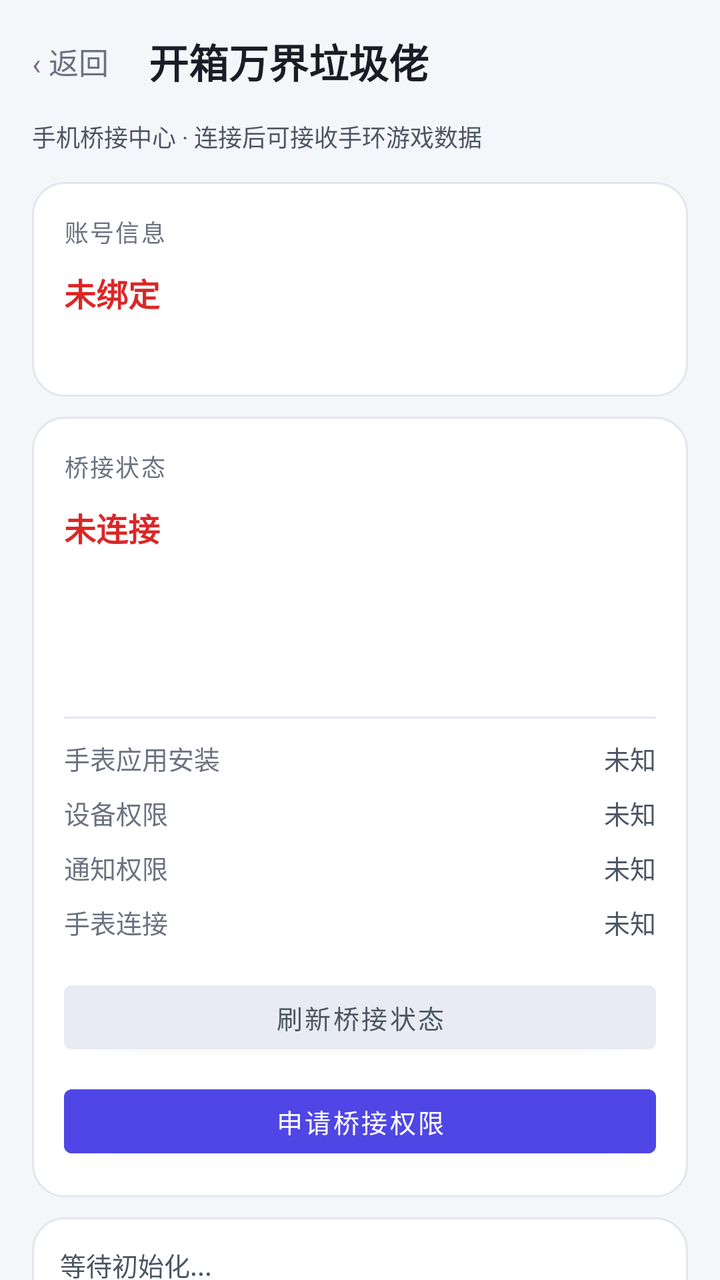
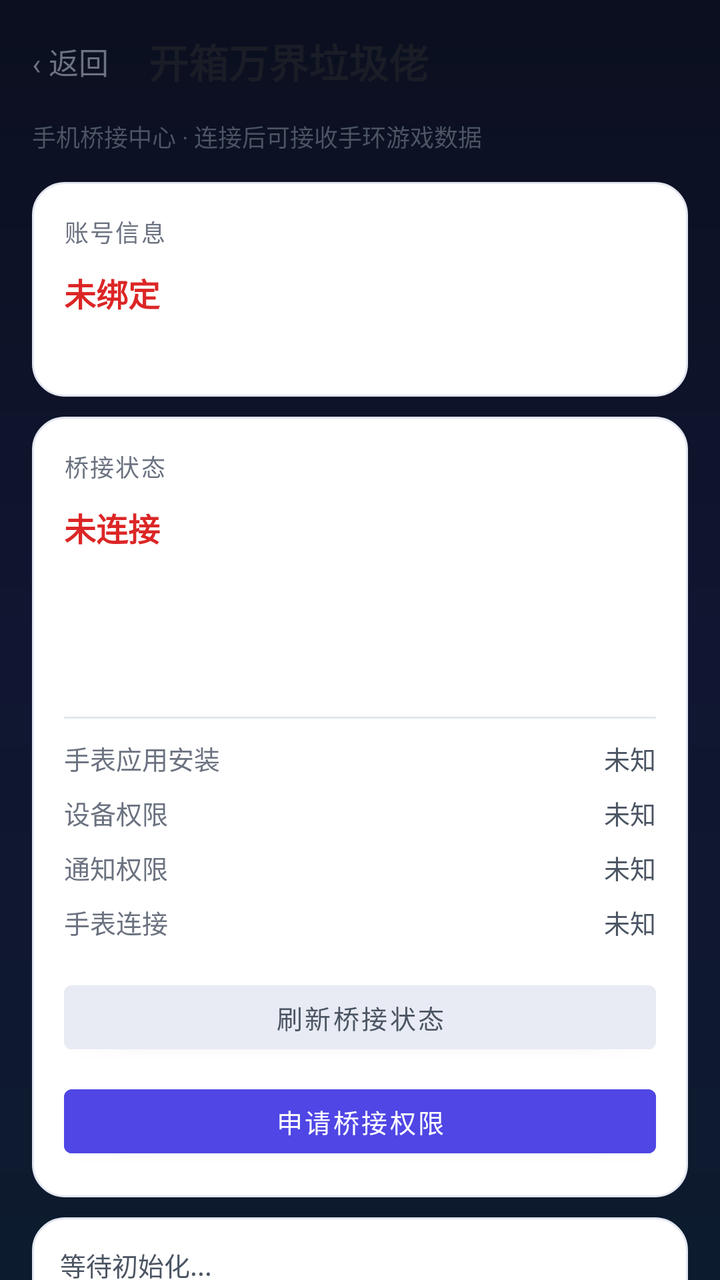

Two renders of the same Android screen: before a commit and after it. Below are the layout's source before the change and the commit's diff.
<!-- AndroidManifest.xml: application theme Theme.Yishijie -->
<!-- res/layout/activity_bridge.xml -->
<?xml version="1.0" encoding="utf-8"?>
<androidx.core.widget.NestedScrollView xmlns:android="http://schemas.android.com/apk/res/android"
    xmlns:tools="http://schemas.android.com/tools"
    android:layout_width="match_parent"
    android:layout_height="match_parent"
    android:background="@color/background"
    android:fillViewport="true"
    tools:context=".ui.BridgeActivity">

    <LinearLayout
        android:layout_width="match_parent"
        android:layout_height="wrap_content"
        android:orientation="vertical"
        android:padding="16dp">

        
        <LinearLayout
            android:layout_width="match_parent"
            android:layout_height="wrap_content"
            android:gravity="center_vertical"
            android:orientation="horizontal"
            android:paddingBottom="14dp">

            <TextView
                android:layout_width="wrap_content"
                android:layout_height="wrap_content"
                android:text="‹ 返回"
                android:textColor="#6B7280"
                android:textSize="15sp"
                android:paddingEnd="20dp"
                android:clickable="true"
                android:focusable="true"
                android:onClick="onBackClicked" />

            <TextView
                android:layout_width="0dp"
                android:layout_height="wrap_content"
                android:layout_weight="1"
                android:text="开箱万界垃圾佬"
                android:textColor="#1A1D26"
                android:textSize="20sp"
                android:textStyle="bold" />
        </LinearLayout>

        <TextView
            android:layout_width="wrap_content"
            android:layout_height="wrap_content"
            android:layout_marginBottom="14dp"
            android:text="手机桥接中心 · 连接后可接收手环游戏数据"
            android:textColor="#4B5563"
            android:textSize="12sp" />

        
        <LinearLayout
            android:layout_width="match_parent"
            android:layout_height="wrap_content"
            android:layout_marginBottom="10dp"
            android:orientation="vertical"
            android:background="@drawable/bg_card_player"
            android:padding="16dp">

            <TextView
                android:layout_width="wrap_content"
                android:layout_height="wrap_content"
                android:text="账号信息"
                android:textColor="#6B7280"
                android:textSize="12sp"
                android:letterSpacing="0.06" />

            <TextView
                android:id="@+id/tvProfileStatus"
                android:layout_width="wrap_content"
                android:layout_height="wrap_content"
                android:layout_marginTop="10dp"
                android:text="未绑定"
                android:textColor="#DC2626"
                android:textSize="16sp"
                android:textStyle="bold" />

            <TextView
                android:id="@+id/tvDeviceFingerprint"
                android:layout_width="match_parent"
                android:layout_height="wrap_content"
                android:layout_marginTop="8dp"
                android:textColor="#4B5563"
                android:textSize="12sp"
                android:fontFamily="monospace" />
        </LinearLayout>

        
        <LinearLayout
            android:layout_width="match_parent"
            android:layout_height="wrap_content"
            android:layout_marginBottom="10dp"
            android:orientation="vertical"
            android:background="@drawable/bg_card_player"
            android:padding="16dp">

            <TextView
                android:layout_width="wrap_content"
                android:layout_height="wrap_content"
                android:text="桥接状态"
                android:textColor="#6B7280"
                android:textSize="12sp"
                android:letterSpacing="0.06" />

            <TextView
                android:id="@+id/tvBridgeConnectedStatus"
                android:layout_width="wrap_content"
                android:layout_height="wrap_content"
                android:layout_marginTop="10dp"
                android:text="未连接"
                android:textColor="#DC2626"
                android:textSize="16sp"
                android:textStyle="bold" />

            <TextView
                android:id="@+id/tvBridgePhase"
                android:layout_width="match_parent"
                android:layout_height="wrap_content"
                android:layout_marginTop="8dp"
                android:textColor="#4B5563"
                android:textSize="12sp" />

            <TextView
                android:id="@+id/tvBridgeNode"
                android:layout_width="match_parent"
                android:layout_height="wrap_content"
                android:layout_marginTop="6dp"
                android:textColor="#6B7280"
                android:textSize="12sp" />

            <TextView
                android:id="@+id/tvBridgeDetail"
                android:layout_width="match_parent"
                android:layout_height="wrap_content"
                android:layout_marginTop="6dp"
                android:textColor="#4B5563"
                android:textSize="12sp" />

            
            <LinearLayout
                android:layout_width="match_parent"
                android:layout_height="wrap_content"
                android:layout_marginTop="14dp"
                android:orientation="vertical">

                <View android:layout_width="match_parent" android:layout_height="1dp" android:background="#E2E6EF" />

                <LinearLayout
                    android:layout_width="match_parent"
                    android:layout_height="wrap_content"
                    android:layout_marginTop="10dp"
                    android:gravity="center_vertical"
                    android:orientation="horizontal">

                    <TextView
                        android:layout_width="0dp"
                        android:layout_height="wrap_content"
                        android:layout_weight="1"
                        android:text="手表应用安装"
                        android:textColor="#6B7280"
                        android:textSize="13sp" />

                    <TextView
                        android:id="@+id/tvAppInstalled"
                        android:layout_width="wrap_content"
                        android:layout_height="wrap_content"
                        android:text="未知"
                        android:textColor="#4B5563"
                        android:textSize="13sp" />
                </LinearLayout>

                <LinearLayout
                    android:layout_width="match_parent"
                    android:layout_height="wrap_content"
                    android:layout_marginTop="8dp"
                    android:gravity="center_vertical"
                    android:orientation="horizontal">

                    <TextView
                        android:layout_width="0dp"
                        android:layout_height="wrap_content"
                        android:layout_weight="1"
                        android:text="设备权限"
                        android:textColor="#6B7280"
                        android:textSize="13sp" />

                    <TextView
                        android:id="@+id/tvDevicePermission"
                        android:layout_width="wrap_content"
                        android:layout_height="wrap_content"
                        android:text="未知"
                        android:textColor="#4B5563"
                        android:textSize="13sp" />
                </LinearLayout>

                <LinearLayout
                    android:layout_width="match_parent"
                    android:layout_height="wrap_content"
                    android:layout_marginTop="8dp"
                    android:gravity="center_vertical"
                    android:orientation="horizontal">

                    <TextView
                        android:layout_width="0dp"
                        android:layout_height="wrap_content"
                        android:layout_weight="1"
                        android:text="通知权限"
                        android:textColor="#6B7280"
                        android:textSize="13sp" />

                    <TextView
                        android:id="@+id/tvNotifyPermission"
                        android:layout_width="wrap_content"
                        android:layout_height="wrap_content"
                        android:text="未知"
                        android:textColor="#4B5563"
                        android:textSize="13sp" />
                </LinearLayout>

                <LinearLayout
                    android:layout_width="match_parent"
                    android:layout_height="wrap_content"
                    android:layout_marginTop="8dp"
                    android:gravity="center_vertical"
                    android:orientation="horizontal">

                    <TextView
                        android:layout_width="0dp"
                        android:layout_height="wrap_content"
                        android:layout_weight="1"
                        android:text="手表连接"
                        android:textColor="#6B7280"
                        android:textSize="13sp" />

                    <TextView
                        android:id="@+id/tvWatchConnected"
                        android:layout_width="wrap_content"
                        android:layout_height="wrap_content"
                        android:text="未知"
                        android:textColor="#4B5563"
                        android:textSize="13sp" />
                </LinearLayout>
            </LinearLayout>

            
            <Button
                android:id="@+id/btnRefreshBridge"
                android:layout_width="match_parent"
                android:layout_height="44dp"
                android:layout_marginTop="16dp"
                android:text="刷新桥接状态"
                android:textSize="13sp"
                android:backgroundTint="#E8EBF3"
                android:textColor="#4B5563" />

            <Button
                android:id="@+id/btnRequestPermission"
                android:layout_width="match_parent"
                android:layout_height="44dp"
                android:layout_marginTop="8dp"
                android:text="申请桥接权限"
                android:textSize="13sp"
                android:backgroundTint="#4F46E5"
                android:textColor="#FFFFFF" />
        </LinearLayout>

        
        <TextView
            android:id="@+id/tvStatus"
            android:layout_width="match_parent"
            android:layout_height="wrap_content"
            android:padding="14dp"
            android:background="@drawable/bg_card_player"
            android:textColor="#4B5563"
            android:textSize="13sp"
            android:text="等待初始化..." />
    </LinearLayout>
</androidx.core.widget.NestedScrollView>
<!-- resources referenced by this layout -->
<resources>
  <color name="background">#F5F6FA</color>
  <!-- drawable bg_card_player (drawable) -->
  <?xml version="1.0" encoding="utf-8"?>
  <shape xmlns:android="http://schemas.android.com/apk/res/android" android:shape="rectangle">
      <solid android:color="#FFFFFF" />
      <corners android:radius="16dp" />
      <stroke android:width="1dp" android:color="#E2E6EF" />
  </shape>
  <style name="Theme.Yishijie" parent="Theme.MaterialComponents.Light.NoActionBar">
          <item name="colorPrimary">@color/primary</item>
          <item name="colorPrimaryDark">@color/primary_dark</item>
          <item name="colorAccent">@color/accent</item>
          <item name="android:windowBackground">@color/background</item>
          <item name="android:statusBarColor">@color/background</item>
          <item name="android:navigationBarColor">@color/background</item>
          <item name="android:windowLightStatusBar">true</item>
          <item name="android:windowLightNavigationBar">true</item>
      </style>
  <color name="primary">#2563EB</color>
  <color name="primary_dark">#1D4ED8</color>
  <color name="accent">#4F46E5</color>
</resources>

<!-- the commit's change to res/layout/activity_bridge.xml (unified diff, before → after) -->
@@ -3,7 +3,7 @@
     xmlns:tools="http://schemas.android.com/tools"
     android:layout_width="match_parent"
     android:layout_height="match_parent"
-    android:background="@color/background"
+    android:background="@drawable/bg_app"
     android:fillViewport="true"
     tools:context=".ui.BridgeActivity">
 
<!-- resource entries referenced after the edit -->
@@ -1,6 +1,15 @@
 <!-- resources referenced by this layout -->
 <resources>
-  <color name="background">#F5F6FA</color>
+  <!-- drawable bg_app (drawable) -->
+  <?xml version="1.0" encoding="utf-8"?>
+  <shape xmlns:android="http://schemas.android.com/apk/res/android" android:shape="rectangle">
+      <gradient
+          android:startColor="#0B0F1F"
+          android:centerColor="#101631"
+          android:endColor="#0D1B2E"
+          android:angle="270" />
+  </shape>
+  <color name="background">#0B0F1F</color>
   <!-- drawable bg_card_player (drawable) -->
   <?xml version="1.0" encoding="utf-8"?>
   <shape xmlns:android="http://schemas.android.com/apk/res/android" android:shape="rectangle">
@@ -8,18 +17,18 @@
       <corners android:radius="16dp" />
       <stroke android:width="1dp" android:color="#E2E6EF" />
   </shape>
-  <style name="Theme.Yishijie" parent="Theme.MaterialComponents.Light.NoActionBar">
+  <style name="Theme.Yishijie" parent="Theme.MaterialComponents.NoActionBar">
           <item name="colorPrimary">@color/primary</item>
           <item name="colorPrimaryDark">@color/primary_dark</item>
           <item name="colorAccent">@color/accent</item>
           <item name="android:windowBackground">@color/background</item>
           <item name="android:statusBarColor">@color/background</item>
           <item name="android:navigationBarColor">@color/background</item>
-          <item name="android:windowLightStatusBar">true</item>
-          <item name="android:windowLightNavigationBar">true</item>
+          <item name="android:windowLightStatusBar">false</item>
+          <item name="android:windowLightNavigationBar">false</item>
       </style>
-  <color name="primary">#2563EB</color>
-  <color name="primary_dark">#1D4ED8</color>
-  <color name="accent">#4F46E5</color>
+  <color name="primary">#7B8CFF</color>
+  <color name="primary_dark">#5A6BE8</color>
+  <color name="accent">#E8B84A</color>
 </resources>
 
